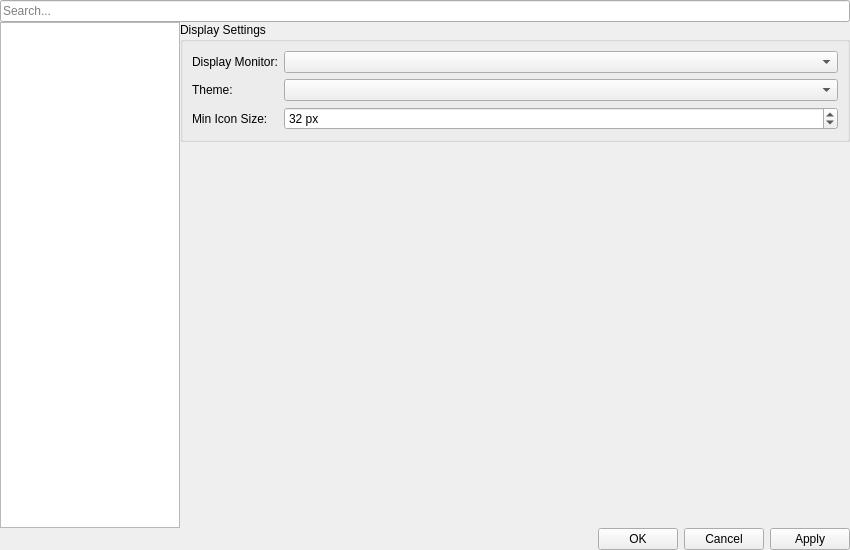
Before: the Qt Designer form ui/SettingsDialog.ui in Hendrix4858/AltTaber, drawn with Qt 5.
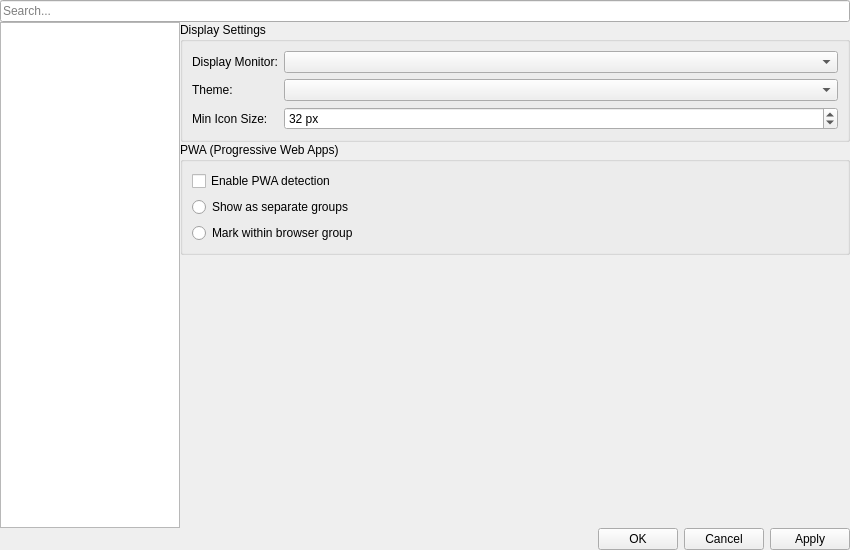
After: the same form once the commit is applied. The open tabs and pages were chosen to show the change.

Commit message: [Add] Implement PWA detection and configuration options in SettingsDialog; update related classes and UI elements

Patch:
```diff
--- a/ui/SettingsDialog.ui
+++ b/ui/SettingsDialog.ui
@@ -264,9 +264,39 @@
             </item>
            </layout>
           </widget>
-         </item>
-         <item>
-          <spacer name="displaySpacer">
+          </item>
+          <item>
+           <widget class="QGroupBox" name="pwaGroup">
+            <property name="title">
+             <string>PWA (Progressive Web Apps)</string>
+            </property>
+            <layout class="QVBoxLayout" name="pwaLayout">
+             <item>
+              <widget class="QCheckBox" name="pwaEnabledCheck">
+               <property name="text">
+                <string>Enable PWA detection</string>
+               </property>
+              </widget>
+             </item>
+             <item>
+              <widget class="QRadioButton" name="pwaSeparateRadio">
+               <property name="text">
+                <string>Show as separate groups</string>
+               </property>
+              </widget>
+             </item>
+             <item>
+              <widget class="QRadioButton" name="pwaTagRadio">
+               <property name="text">
+                <string>Mark within browser group</string>
+               </property>
+              </widget>
+             </item>
+            </layout>
+           </widget>
+          </item>
+          <item>
+           <spacer name="displaySpacer">
            <property name="orientation">
             <enum>Qt::Orientation::Vertical</enum>
            </property>
```
The commit also changes 10 other files.
